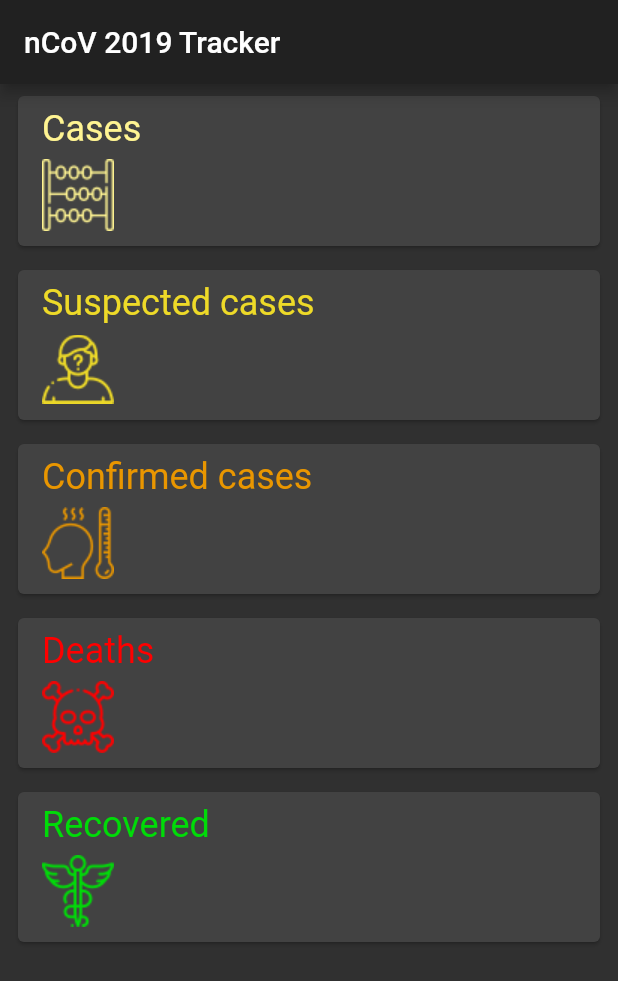
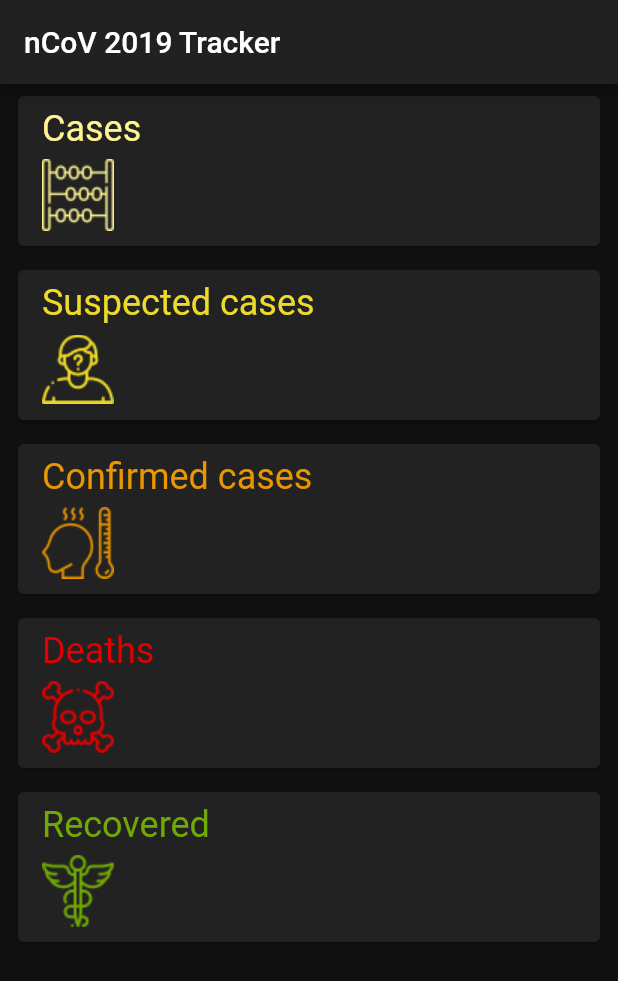
Before and after one commit to bizz84/ncov_2019_app_flutter, a Flutter app: the screen it shows after launch, on a phone screen of 412 x 824 dp. Shown: the top 981 px of the screen. Run offline on Flutter 3.47's test engine with Material 2 defaults, Android fonts, the phone set to English and light mode, and no system bars; network calls fail.

Commit message:
Updated colors. Using theme for app-wide colors

```diff
--- a/lib/app/ui/endpoint_card.dart
+++ b/lib/app/ui/endpoint_card.dart
@@ -21,9 +21,9 @@ class EndpointCard extends StatelessWidget {
     Endpoint.casesConfirmed: EndpointCardData(
         'Confirmed cases', 'assets/fever.png', Color(0xFFE99600)),
     Endpoint.deaths:
-        EndpointCardData('Deaths', 'assets/death.png', Color(0xFFFF0000)),
+        EndpointCardData('Deaths', 'assets/death.png', Color(0xFFE40000)),
     Endpoint.recovered:
-        EndpointCardData('Recovered', 'assets/medicine.png', Color(0xFF00DB08)),
+        EndpointCardData('Recovered', 'assets/medicine.png', Color(0xFF70A901)),
   };
 
   @override
--- a/lib/main.dart
+++ b/lib/main.dart
@@ -15,7 +15,10 @@ class MyApp extends StatelessWidget {
       child: MaterialApp(
         debugShowCheckedModeBanner: false,
         title: 'Flutter Demo',
-        theme: ThemeData.dark(),
+        theme: ThemeData.dark().copyWith(
+          scaffoldBackgroundColor: Color(0xFF101010),
+          cardColor: Color(0xFF222222),
+        ),
         home: Dashboard(),
       ),
     );
```
